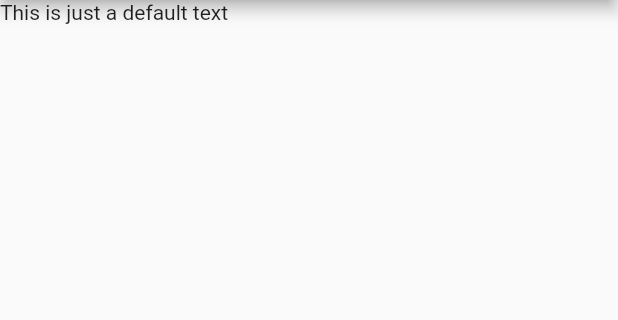
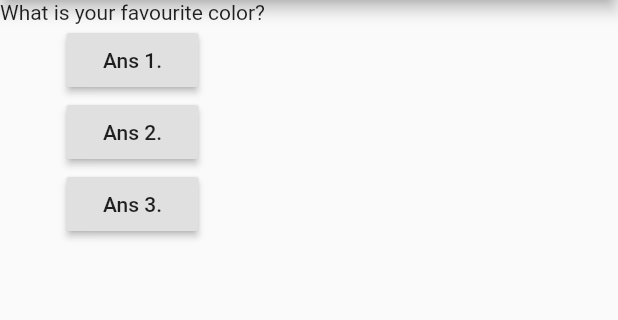
Before and after one commit to Ansinha02/flutter_quiz_app, a Flutter app: the screen it shows after launch, on a phone screen of 412 x 824 dp, the part 84-404 px from its top. Run offline on Flutter 3.47's test engine with Material 2 defaults, Android fonts, the phone set to English and light mode, and no system bars.

```diff
--- a/lib/main.dart
+++ b/lib/main.dart
@@ -2,15 +2,53 @@ import 'package:flutter/material.dart';
 
 void main() => runApp(MyApp());
 
-class MyApp extends StatelessWidget {
+class MyApp extends StatefulWidget {
+
+  @override
+  MyAppState createState() => MyAppState();
+}
+
+class MyAppState extends State<MyApp> {
+  var questionIndex = 0;
+
+  void answerQuestion(){
+
+    setState(() {
+       questionIndex = questionIndex + 1;
+    });
+
+    print(questionIndex);
+  }
+
   @override
   Widget build(BuildContext context) {
+    var questions = [
+      "What is your favourite color?",
+      "What's your favourite animal?",
+      "What is your favourite Chocolate?"
+    ];
     return MaterialApp(
       home: Scaffold(
         appBar: AppBar(
           title: Text("Ultimate Quizzer!"),
         ),
-        body: Text("This is just a default text"),
+        body: Column(
+          children: [
+            Text(questions.elementAt(questionIndex)),
+            RaisedButton(
+              child: Text("Ans 1."),
+              onPressed: answerQuestion,
+            ),
+            RaisedButton(
+              child: Text("Ans 2."),
+              onPressed: answerQuestion,
+            ),
+            RaisedButton(
+              child: Text("Ans 3."),
+              onPressed: answerQuestion,
+            ),
+          ],
+        ),
       ),
     );
   }
```
